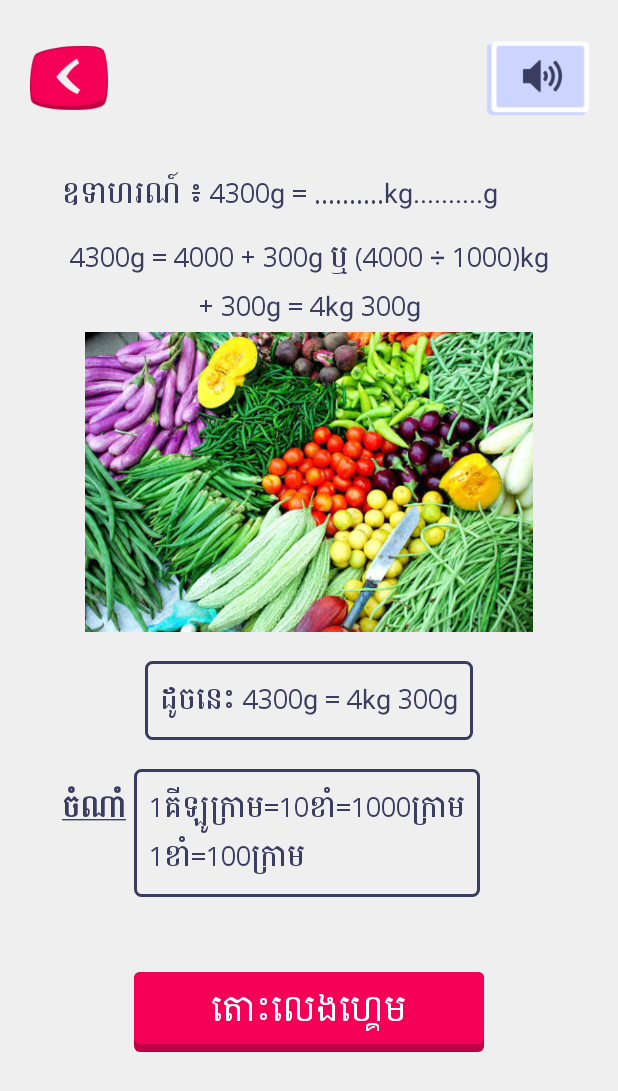
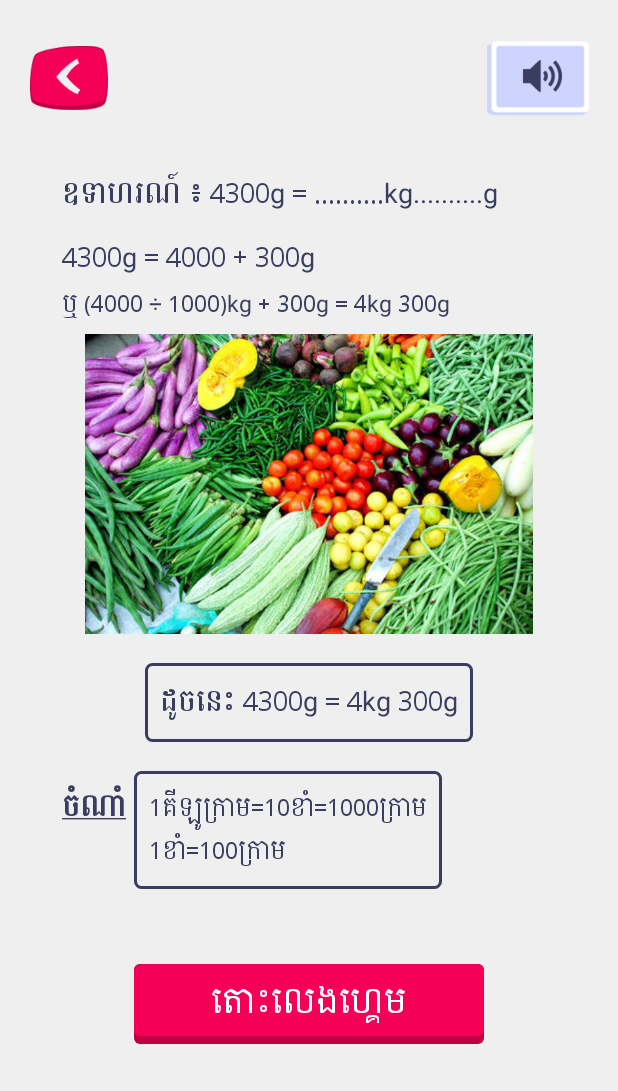
Before and after one commit to Thou168/BT_MathOperation, an Android app: the Change_scale_from_gram_to_kilogram screen opened directly, with no data from a screen before it, on a phone screen of 412 x 824 dp. Shown: the top 1091 px of the screen. Run offline under Robolectric (Android 15) with nearby library versions, the light colour scheme and no system bars; libraries missing offline, so code that uses them is left out: com.dd, com.thekhaeng.pushdownanim; plain views replace ShadowLayout; 4 statements that could not run were skipped.

Commit message:
any update

```diff
--- a/app/src/main/java/com/bokor/bt_mathoperation/Activity/Go_to/Lets_start/For_Weight/Change_scale_from_gram_to_kilogram.java
+++ b/app/src/main/java/com/bokor/bt_mathoperation/Activity/Go_to/Lets_start/For_Weight/Change_scale_from_gram_to_kilogram.java
@@ -20,6 +20,7 @@ public class Change_scale_from_gram_to_kilogram extends AppCompatActivity {
     ImageView img_back,sound;
     ShadowLayout shadowLayout;
     TextView example,answer,such_as;
+    TextView answer_below;
     @Override
     protected void onCreate(Bundle savedInstanceState) {
         super.onCreate(savedInstanceState);
@@ -59,8 +60,10 @@ public class Change_scale_from_gram_to_kilogram extends AppCompatActivity {
     private void id(){
         example=findViewById(R.id.example);
         example.setText("ឧទាហរណ៍ ៖ 4300g = ..........kg..........g");
+        answer_below=findViewById(R.id.answer_below);
+        answer_below.setVisibility(View.VISIBLE);
         answer=findViewById(R.id.answer);
-        answer.setText("4300g = 4000 + 300g ឬ (4000 ÷ 1000)kg + 300g = 4kg 300g");
+        answer.setText("4300g = 4000 + 300g");
         such_as=findViewById(R.id.such_as);
         such_as.setText("ដូចនេះ 4300g = 4kg 300g");
     }
--- a/app/src/main/res/layout/change_scale_weight.xml
+++ b/app/src/main/res/layout/change_scale_weight.xml
@@ -36,99 +36,6 @@
             android:orientation="vertical"
             android:layout_width="match_parent"
             android:layout_height="wrap_content">
-
-            <!--            <LinearLayout-->
-            <!--                android:background="@drawable/gradient_around_pink"-->
-            <!--                android:gravity="start|center"-->
-            <!--                android:layout_marginStart="41dp"-->
-            <!--                android:layout_marginEnd="41dp"-->
-            <!--                android:layout_marginTop="25dp"-->
-            <!--                android:paddingTop="5dp"-->
-            <!--                android:paddingBottom="5dp"-->
-            <!--                android:orientation="vertical"-->
-            <!--                android:layout_width="match_parent"-->
-            <!--                android:layout_height="wrap_content">-->
-            <!--                <LinearLayout-->
-            <!--                    android:layout_marginStart="20dp"-->
-            <!--                    android:orientation="horizontal"-->
-            <!--                    android:layout_width="wrap_content"-->
-            <!--                    android:layout_height="wrap_content">-->
-            <!--                    <ImageView-->
-            <!--                        android:src="@drawable/dot"-->
-            <!--                        android:layout_gravity="center"-->
-            <!--                        android:scaleType="centerCrop"-->
-            <!--                        android:layout_width="7dp"-->
-            <!--                        android:layout_height="7dp"/>-->
-            <!--                    <TextView-->
-            <!--                        android:textColor="#3A3D5F"-->
-            <!--                        android:text="6 ជាតំណាងចែក"-->
-            <!--                        android:layout_marginStart="12dp"-->
-            <!--                        android:fontFamily="@font/battambang_regular"-->
-            <!--                        android:textSize="18sp"-->
-            <!--                        android:layout_width="wrap_content"-->
-            <!--                        android:layout_height="wrap_content"/>-->
-            <!--                </LinearLayout>-->
-            <!--                <LinearLayout-->
-            <!--                    android:layout_marginStart="20dp"-->
-            <!--                    android:orientation="horizontal"-->
-            <!--                    android:layout_width="wrap_content"-->
-            <!--                    android:layout_height="wrap_content">-->
-            <!--                    <ImageView-->
-            <!--                        android:src="@drawable/dot"-->
-            <!--                        android:layout_gravity="center"-->
-            <!--                        android:scaleType="centerCrop"-->
-            <!--                        android:layout_width="7dp"-->
-            <!--                        android:layout_height="7dp"/>-->
-            <!--                    <TextView-->
-            <!--                        android:text="2 ជាតួចែក"-->
-            <!--                        android:textColor="#3A3D5F"-->
-            <!--                        android:layout_marginStart="12dp"-->
-            <!--                        android:fontFamily="@font/battambang_regular"-->
-            <!--                        android:textSize="18sp"-->
-            <!--                        android:layout_width="wrap_content"-->
-            <!--                        android:layout_height="wrap_content"/>-->
-            <!--                </LinearLayout>-->
-            <!--                <LinearLayout-->
-            <!--                    android:layout_marginStart="20dp"-->
-            <!--                    android:orientation="horizontal"-->
-            <!--                    android:layout_width="wrap_content"-->
-            <!--                    android:layout_height="wrap_content">-->
-            <!--                    <ImageView-->
-            <!--                        android:src="@drawable/dot"-->
-            <!--                        android:layout_gravity="center"-->
-            <!--                        android:scaleType="centerCrop"-->
-            <!--                        android:layout_width="7dp"-->
-            <!--                        android:layout_height="7dp"/>-->
-            <!--                    <TextView-->
-            <!--                        android:text="3 ជាផលចែក"-->
-            <!--                        android:textColor="#3A3D5F"-->
-            <!--                        android:layout_marginStart="12dp"-->
-            <!--                        android:fontFamily="@font/battambang_regular"-->
-            <!--                        android:textSize="18sp"-->
-            <!--                        android:layout_width="wrap_content"-->
-            <!--                        android:layout_height="wrap_content"/>-->
-            <!--                </LinearLayout>-->
-            <!--                <LinearLayout-->
-            <!--                    android:layout_marginStart="20dp"-->
-            <!--                    android:orientation="horizontal"-->
-            <!--                    android:layout_width="wrap_content"-->
-            <!--                    android:layout_height="wrap_content">-->
-            <!--                    <ImageView-->
-            <!--                        android:src="@drawable/dot"-->
-            <!--                        android:layout_gravity="center"-->
-            <!--                        android:scaleType="centerCrop"-->
-            <!--                        android:layout_width="7dp"-->
-            <!--                        android:layout_height="7dp"/>-->
-            <!--                    <TextView-->
-            <!--                        android:text="÷ ជាសញ្ញាចែក"-->
-            <!--                        android:textColor="#3A3D5F"-->
-            <!--                        android:layout_marginStart="12dp"-->
-            <!--                        android:fontFamily="@font/battambang_regular"-->
-            <!--                        android:textSize="18sp"-->
-            <!--                        android:layout_width="wrap_content"-->
-            <!--                        android:layout_height="wrap_content"/>-->
-            <!--                </LinearLayout>-->
-            <!--            </LinearLayout>-->
             <TextView
                 android:id="@+id/example"
                 android:text="ឧទាហរណ៍ ៖ 3kg 200g = ..........g"
@@ -145,7 +52,19 @@
                 android:textSize="18sp"
                 android:fontFamily="@font/battambang_regular"
                 android:layout_marginTop="10dp"
-                android:gravity="center"
+                android:gravity="center|start"
+                android:layout_marginStart="41dp"
+                android:layout_marginEnd="41dp"
+                android:textColor="#3A3D5F"
+                android:layout_width="match_parent"
+                android:layout_height="wrap_content"/>
+            <TextView
+                android:id="@+id/answer_below"
+                android:visibility="gone"
+                android:text="ឬ (4000 ÷ 1000)kg + 300g = 4kg 300g"
+                android:textSize="15sp"
+                android:fontFamily="@font/battambang_regular"
+                android:gravity="start"
                 android:layout_marginStart="41dp"
                 android:layout_marginEnd="41dp"
                 android:textColor="#3A3D5F"
@@ -154,6 +73,7 @@
             <ImageView
                 android:src="@drawable/all_vegetable"
                 android:visibility="visible"
+                android:layout_marginTop="5dp"
                 android:layout_gravity="center"
                 android:layout_width="match_parent"
                 android:layout_marginStart="41dp"
@@ -193,7 +113,7 @@
                     android:padding="10dp"
                     android:layout_marginStart="5dp"
                     android:text="1គីឡូក្រាម=10ខាំ=1000ក្រាម\n1ខាំ=100ក្រាម"
-                    android:textSize="18sp"
+                    android:textSize="16sp"
                     android:fontFamily="@font/battambang_regular"
                     android:textColor="#3A3D5F"
                     android:layout_marginTop="19dp"
```
